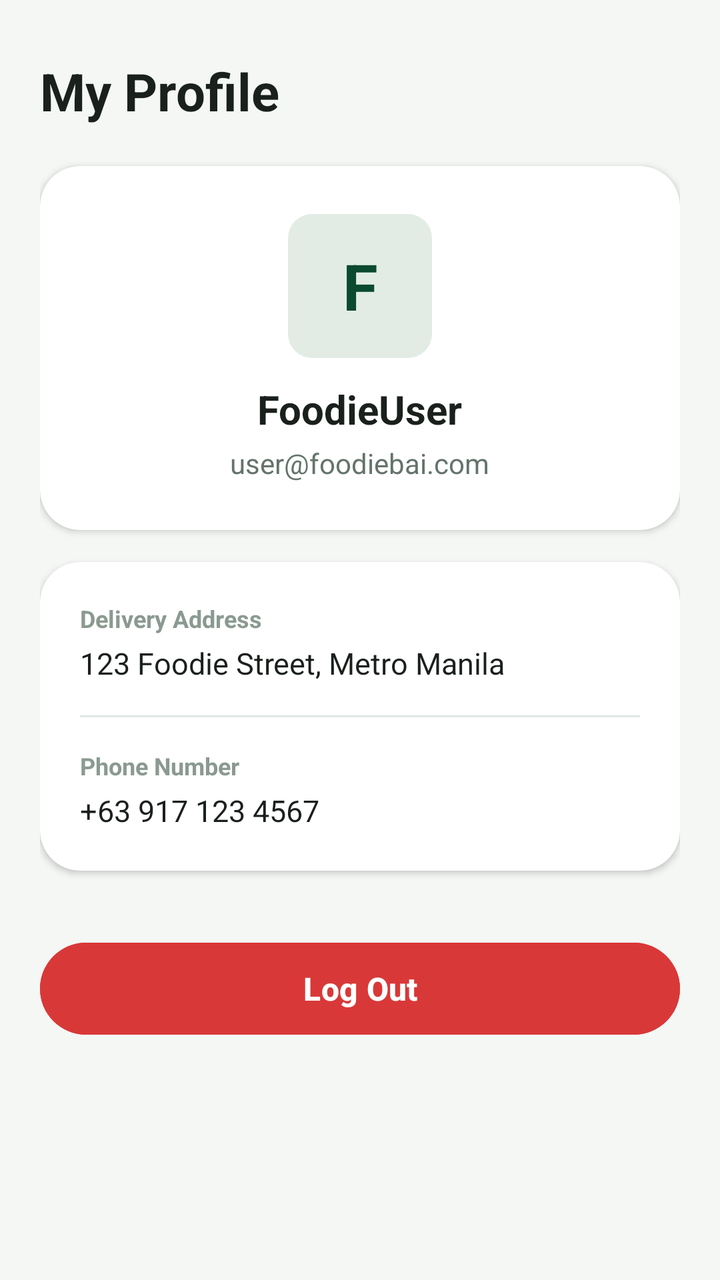
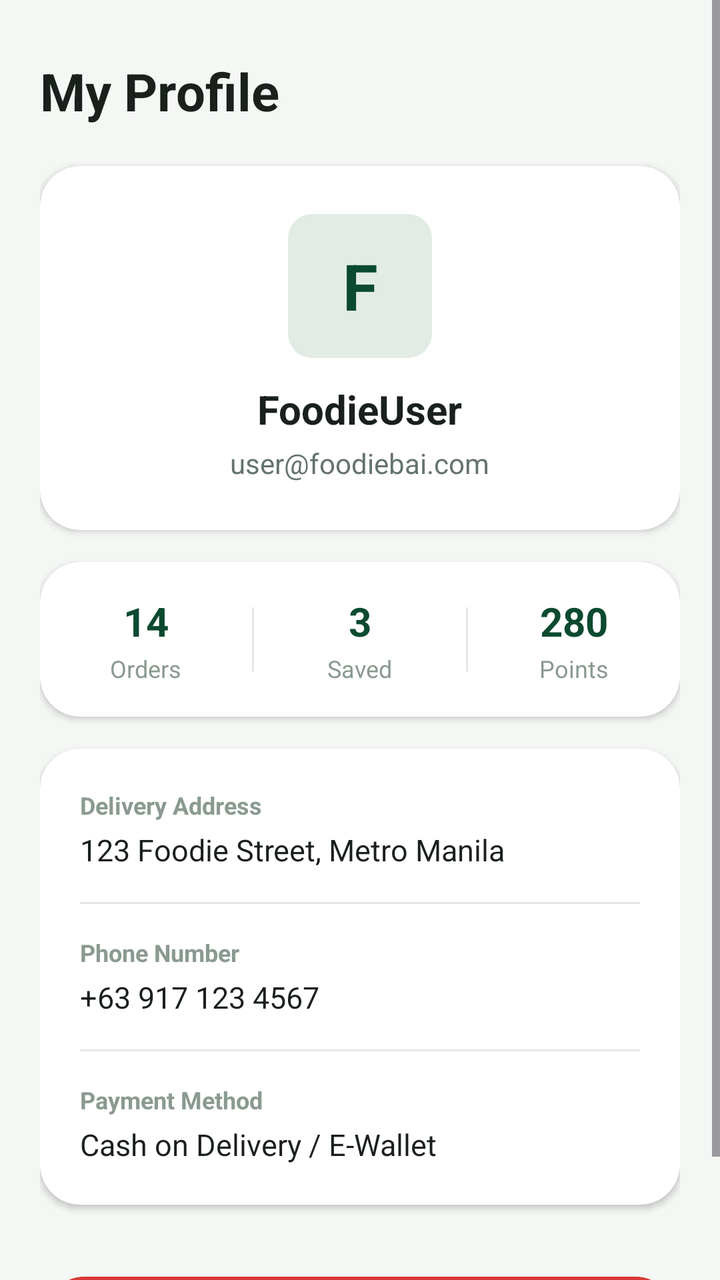

Compare the two renders of this Android layout. The source of the first and the diff that turns it into the second are given below.
<!-- AndroidManifest.xml: application theme Theme.FoodOrderingSystem -->
<!-- res/layout/fragment_profile.xml -->
<?xml version="1.0" encoding="utf-8"?>
<ScrollView xmlns:android="http://schemas.android.com/apk/res/android"
    xmlns:app="http://schemas.android.com/apk/res-auto"
    android:layout_width="match_parent"
    android:layout_height="match_parent"
    android:background="@color/bg_screen"
    android:fillViewport="true">

    <LinearLayout
        android:layout_width="match_parent"
        android:layout_height="wrap_content"
        android:orientation="vertical"
        android:padding="20dp">

        <TextView
            android:layout_width="wrap_content"
            android:layout_height="wrap_content"
            android:layout_marginTop="8dp"
            android:text="My Profile"
            android:textColor="@color/text_dark"
            android:textSize="26sp"
            android:textStyle="bold" />

        
        <androidx.cardview.widget.CardView
            android:layout_width="match_parent"
            android:layout_height="wrap_content"
            android:layout_marginTop="20dp"
            app:cardBackgroundColor="@color/white"
            app:cardCornerRadius="20dp"
            app:cardElevation="2dp">

            <LinearLayout
                android:layout_width="match_parent"
                android:layout_height="wrap_content"
                android:gravity="center_horizontal"
                android:orientation="vertical"
                android:padding="24dp">

                <TextView
                    android:id="@+id/tv_profile_avatar"
                    android:layout_width="72dp"
                    android:layout_height="72dp"
                    android:background="@drawable/bg_badge_green"
                    android:gravity="center"
                    android:text="F"
                    android:textColor="@color/primary_green_dark"
                    android:textSize="32sp"
                    android:textStyle="bold" />

                <TextView
                    android:id="@+id/tv_username"
                    android:layout_width="wrap_content"
                    android:layout_height="wrap_content"
                    android:layout_marginTop="12dp"
                    android:text="FoodieUser"
                    android:textColor="@color/text_dark"
                    android:textSize="20sp"
                    android:textStyle="bold" />

                <TextView
                    android:id="@+id/tv_email"
                    android:layout_width="wrap_content"
                    android:layout_height="wrap_content"
                    android:layout_marginTop="4dp"
                    android:text="user@foodiebai.com"
                    android:textColor="@color/text_secondary"
                    android:textSize="14sp" />

            </LinearLayout>
        </androidx.cardview.widget.CardView>

        
        <androidx.cardview.widget.CardView
            android:layout_width="match_parent"
            android:layout_height="wrap_content"
            android:layout_marginTop="16dp"
            app:cardBackgroundColor="@color/white"
            app:cardCornerRadius="20dp"
            app:cardElevation="2dp">

            <LinearLayout
                android:layout_width="match_parent"
                android:layout_height="wrap_content"
                android:orientation="vertical"
                android:padding="20dp">

                <TextView
                    android:layout_width="wrap_content"
                    android:layout_height="wrap_content"
                    android:text="Delivery Address"
                    android:textColor="@color/text_muted"
                    android:textSize="12sp"
                    android:textStyle="bold" />

                <TextView
                    android:id="@+id/tv_address"
                    android:layout_width="wrap_content"
                    android:layout_height="wrap_content"
                    android:layout_marginTop="4dp"
                    android:text="123 Foodie Street, Metro Manila"
                    android:textColor="@color/text_dark"
                    android:textSize="15sp" />

                <View
                    android:layout_width="match_parent"
                    android:layout_height="1dp"
                    android:layout_marginVertical="16dp"
                    android:background="@color/border_light" />

                <TextView
                    android:layout_width="wrap_content"
                    android:layout_height="wrap_content"
                    android:text="Phone Number"
                    android:textColor="@color/text_muted"
                    android:textSize="12sp"
                    android:textStyle="bold" />

                <TextView
                    android:id="@+id/tv_phone"
                    android:layout_width="wrap_content"
                    android:layout_height="wrap_content"
                    android:layout_marginTop="4dp"
                    android:text="+63 917 123 4567"
                    android:textColor="@color/text_dark"
                    android:textSize="15sp" />
            </LinearLayout>
        </androidx.cardview.widget.CardView>

        <Button
            android:id="@+id/btn_logout"
            android:layout_width="match_parent"
            android:layout_height="54dp"
            android:layout_marginTop="32dp"
            android:backgroundTint="#D93838"
            android:text="Log Out"
            android:textColor="@color/white"
            android:textSize="16sp"
            android:textStyle="bold"
            app:cornerRadius="27dp" />

    </LinearLayout>
</ScrollView>
<!-- resources referenced by this layout -->
<resources>
  <color name="bg_screen">#F4F7F4</color>
  <color name="border_light">#E2E8E4</color>
  <color name="primary_green_dark">#0B4A30</color>
  <color name="text_dark">#1A201C</color>
  <color name="text_muted">#8A9A90</color>
  <color name="text_secondary">#64746B</color>
  <color name="white">#FFFFFFFF</color>
  <!-- drawable bg_badge_green (drawable) -->
  <?xml version="1.0" encoding="utf-8"?>
  <shape xmlns:android="http://schemas.android.com/apk/res/android">
      <solid android:color="#E2ECE5" />
      <corners android:radius="12dp" />
  </shape>
  <style name="Theme.FoodOrderingSystem" parent="Base.Theme.FoodOrderingSystem" />
  <style name="Base.Theme.FoodOrderingSystem" parent="Theme.Material3.DayNight.NoActionBar">
          <item name="colorPrimary">@color/primary_green</item>
          <item name="colorOnPrimary">@color/white</item>
          <item name="android:windowBackground">@color/bg_screen</item>
          <item name="android:statusBarColor">@color/bg_screen</item>
          <item name="android:windowLightStatusBar">true</item>
      </style>
  <color name="primary_green">#0F5A3B</color>
</resources>

<!-- the commit's change to res/layout/fragment_profile.xml (unified diff, before → after) -->
@@ -82,6 +82,109 @@
             <LinearLayout
                 android:layout_width="match_parent"
                 android:layout_height="wrap_content"
+                android:orientation="horizontal"
+                android:paddingVertical="16dp">
+
+                <LinearLayout
+                    android:layout_width="0dp"
+                    android:layout_height="wrap_content"
+                    android:layout_weight="1"
+                    android:gravity="center"
+                    android:orientation="vertical">
+
+                    <TextView
+                        android:id="@+id/tv_stat_orders"
+                        android:layout_width="wrap_content"
+                        android:layout_height="wrap_content"
+                        android:text="14"
+                        android:textColor="@color/primary_green_dark"
+                        android:textSize="20sp"
+                        android:textStyle="bold" />
+
+                    <TextView
+                        android:layout_width="wrap_content"
+                        android:layout_height="wrap_content"
+                        android:layout_marginTop="2dp"
+                        android:text="Orders"
+                        android:textColor="@color/text_muted"
+                        android:textSize="12sp" />
+                </LinearLayout>
+
+                <View
+                    android:layout_width="1dp"
+                    android:layout_height="32dp"
+                    android:layout_gravity="center_vertical"
+                    android:background="@color/border_light" />
+
+                <LinearLayout
+                    android:layout_width="0dp"
+                    android:layout_height="wrap_content"
+                    android:layout_weight="1"
+                    android:gravity="center"
+                    android:orientation="vertical">
+
+                    <TextView
+                        android:id="@+id/tv_stat_favorites"
+                        android:layout_width="wrap_content"
+                        android:layout_height="wrap_content"
+                        android:text="3"
+                        android:textColor="@color/primary_green_dark"
+                        android:textSize="20sp"
+                        android:textStyle="bold" />
+
+                    <TextView
+                        android:layout_width="wrap_content"
+                        android:layout_height="wrap_content"
+                        android:layout_marginTop="2dp"
+                        android:text="Saved"
+                        android:textColor="@color/text_muted"
+                        android:textSize="12sp" />
+                </LinearLayout>
+
+                <View
+                    android:layout_width="1dp"
+                    android:layout_height="32dp"
+                    android:layout_gravity="center_vertical"
+                    android:background="@color/border_light" />
+
+                <LinearLayout
+                    android:layout_width="0dp"
+                    android:layout_height="wrap_content"
+                    android:layout_weight="1"
+                    android:gravity="center"
+                    android:orientation="vertical">
+
+                    <TextView
+                        android:layout_width="wrap_content"
+                        android:layout_height="wrap_content"
+                        android:text="280"
+                        android:textColor="@color/primary_green_dark"
+                        android:textSize="20sp"
+                        android:textStyle="bold" />
+
+                    <TextView
+                        android:layout_width="wrap_content"
+                        android:layout_height="wrap_content"
+                        android:layout_marginTop="2dp"
+                        android:text="Points"
+                        android:textColor="@color/text_muted"
+                        android:textSize="12sp" />
+                </LinearLayout>
+            </LinearLayout>
+        </androidx.cardview.widget.CardView>
+
+        
+        <androidx.cardview.widget.CardView
+            android:layout_width="match_parent"
+            android:layout_height="wrap_content"
+            android:layout_marginTop="16dp"
+            app:cardBackgroundColor="@color/white"
+            app:cardCornerRadius="20dp"
+            app:cardElevation="2dp">
+
+            <LinearLayout
+                android:layout_width="match_parent"
+                android:layout_height="wrap_content"
                 android:orientation="vertical"
                 android:padding="20dp">
 
@@ -122,6 +225,28 @@
                     android:layout_height="wrap_content"
                     android:layout_marginTop="4dp"
                     android:text="+63 917 123 4567"
+                    android:textColor="@color/text_dark"
+                    android:textSize="15sp" />
+
+                <View
+                    android:layout_width="match_parent"
+                    android:layout_height="1dp"
+                    android:layout_marginVertical="16dp"
+                    android:background="@color/border_light" />
+
+                <TextView
+                    android:layout_width="wrap_content"
+                    android:layout_height="wrap_content"
+                    android:text="Payment Method"
+                    android:textColor="@color/text_muted"
+                    android:textSize="12sp"
+                    android:textStyle="bold" />
+
+                <TextView
+                    android:layout_width="wrap_content"
+                    android:layout_height="wrap_content"
+                    android:layout_marginTop="4dp"
+                    android:text="Cash on Delivery / E-Wallet"
                     android:textColor="@color/text_dark"
                     android:textSize="15sp" />
             </LinearLayout>
